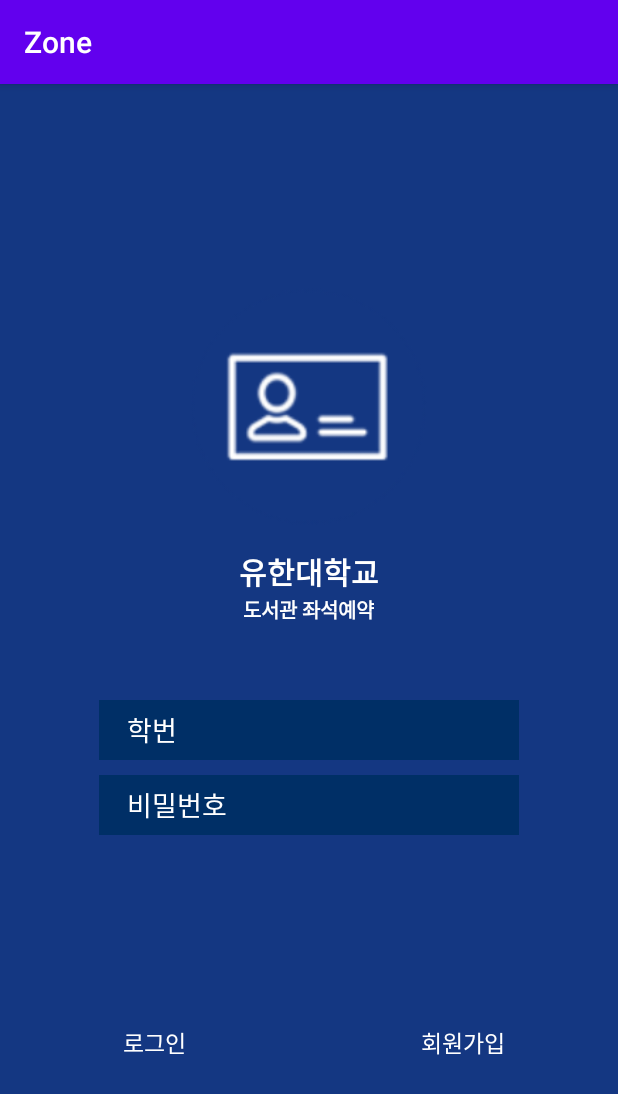
After one commit to hhh131/Y-Reservation-App, an Android app: the LoginActivity screen opened directly, with no data from a screen before it, on a phone screen of 412 x 824 dp. The commit adds this screen. Shown: the top 1094 px of the screen. Run offline under Robolectric (Android 15) with nearby library versions, the phone set to English and light mode, and no system bars; our stand-ins replace Firebase (no records; nobody signed in at launch, a user with empty details on screens opened directly).

Commit message:
메인화면 UI변경

```diff
--- /dev/null
+++ b/app/src/main/java/com/example/zone/LoginActivity.java
@@ -0,0 +1,97 @@
+package com.example.zone;
+
+import android.content.Intent;
+import android.os.Bundle;
+import android.util.Log;
+import android.view.View;
+import android.widget.Button;
+import android.widget.EditText;
+import android.widget.TextView;
+import android.widget.Toast;
+
+import androidx.annotation.NonNull;
+import androidx.appcompat.app.AppCompatActivity;
+import com.google.android.gms.tasks.OnCompleteListener;
+import com.google.android.gms.tasks.Task;
+import com.google.firebase.auth.AuthResult;
+import com.google.firebase.auth.FirebaseAuth;
+import com.google.firebase.auth.FirebaseUser;
+
+public class LoginActivity extends AppCompatActivity {
+    private FirebaseAuth mAuth;
+    private static final String TAG = "login";
+    EditText id,pwd;
+    Button loginbtn,joinbtn;
+    Intent intent;
+    @Override
+    protected void onCreate(Bundle savedInstanceState) {
+        super.onCreate(savedInstanceState);
+        setContentView(R.layout.activity_login);
+
+         loginbtn = (Button)findViewById(R.id.loginbtn);
+         joinbtn = (Button)findViewById(R.id.joinbtn);
+         id = (EditText)findViewById(R.id.id);
+        pwd = (EditText)findViewById(R.id.pwd);
+
+        mAuth = FirebaseAuth.getInstance();
+        joinbtn.setOnClickListener(new View.OnClickListener() {
+            @Override
+            public void onClick(View v) {
+                Intent intent = new Intent(LoginActivity.this, JoinActivity.class);
+                startActivity(intent);
+            }
+        });
+
+
+        joinbtn.setOnClickListener(new View.OnClickListener() {
+            @Override
+            public void onClick(View v) {
+                intent = new Intent(getApplicationContext(),JoinActivity.class);
+                startActivity(intent);
+            }
+        });
+
+
+
+
+
+
+
+        loginbtn.setOnClickListener(new View.OnClickListener() {
+            @Override
+            public void onClick(View v) {
+                if (id.getText().toString().equals("") && pwd.getText().toString().equals("")) {
+                        Toast toast = Toast.makeText(getApplicationContext(),"아이디 비밀번호를 입력하세요", Toast.LENGTH_SHORT);
+                    toast.show();
+                } else {
+
+
+                    mAuth.signInWithEmailAndPassword(id.getText().toString(), pwd.getText().toString())
+                            .addOnCompleteListener(LoginActivity.this, new OnCompleteListener<AuthResult>() {
+                                @Override
+                                public void onComplete(@NonNull Task<AuthResult> task) {
+                                    if (task.isSuccessful()) {
+                                        // Sign in success, update UI with the signed-in user's information
+                                        Log.d(TAG, "signInWithEmail:success");
+                                        FirebaseUser user = mAuth.getCurrentUser();
+
+                                        Intent intent = new Intent(LoginActivity.this, MainActivity.class);
+                                        startActivity(intent);
+                                        //updateUI(user);
+                                    } else {
+                                        // If sign in fails, display a message to the user.
+                                        Log.w(TAG, "signInWithEmail:failure", task.getException());
+                                        Toast.makeText(LoginActivity.this, "Authentication failed.",
+                                                Toast.LENGTH_SHORT).show();
+                                        //updateUI(null);
+                                    }
+
+                                    // ...
+                                }
+                            });
+                }
+            }
+        });
+
+    }
+}
--- a/app/src/main/res/layout/activity_login.xml
+++ b/app/src/main/res/layout/activity_login.xml
@@ -1,116 +1,121 @@
 <?xml version="1.0" encoding="utf-8"?>
-<LinearLayout xmlns:android="http://schemas.android.com/apk/res/android"
-    android:orientation="vertical" android:layout_width="match_parent"
+<androidx.constraintlayout.widget.ConstraintLayout xmlns:android="http://schemas.android.com/apk/res/android"
+    xmlns:app="http://schemas.android.com/apk/res-auto"
+    xmlns:tools="http://schemas.android.com/tools"
+    android:layout_width="match_parent"
     android:layout_height="match_parent"
-    android:paddingLeft="16dp"
-    android:paddingRight="16dp"
-    android:paddingTop="16dp">
+    tools:context=".LoginActivity">
+
+    <LinearLayout
+        android:id="@+id/linearLayout2"
+        android:layout_width="match_parent"
+        android:layout_height="match_parent"
+        android:background="#143782"
+        android:orientation="vertical"
+        app:layout_constraintBottom_toTopOf="parent"
+        app:layout_constraintEnd_toStartOf="parent"
+        app:layout_constraintStart_toStartOf="parent"
+        app:layout_constraintTop_toTopOf="parent">
+
+        <LinearLayout
+            android:layout_width="match_parent"
+            android:layout_height="wrap_content"
+            android:layout_marginTop="100dp"
+            android:background="#143782"
+            android:orientation="vertical">
+
+            <ImageView
+                android:layout_width="170dp"
+                android:layout_height="170dp"
+                android:layout_gravity="center"
+                android:layout_marginTop="30dp"
+                android:src="@drawable/membership" />
 
             <TextView
-        android:layout_width="match_parent"
+                android:layout_width="wrap_content"
                 android:layout_height="wrap_content"
                 android:layout_gravity="center"
+                android:layout_marginTop="10dp"
+                android:text="유한대학교"
+                android:textColor="#ffffff"
+                android:textSize="20dp"
+                android:textStyle="bold" />
+
+            <TextView
+                android:layout_width="wrap_content"
+                android:layout_height="wrap_content"
+                android:layout_gravity="center"
+                android:text="도서관 좌석예약"
+                android:textColor="#ffffff"
+                android:textSize="13dp"
+                android:textStyle="bold" />
+
+        </LinearLayout>
+
+        <LinearLayout
+            android:layout_width="match_parent"
+            android:layout_height="match_parent"
+            android:layout_marginTop="50dp"
             android:gravity="center"
-        android:text="어벤져스 채팅"
-        android:textColor="@android:color/holo_blue_dark"
-        android:layout_marginBottom="20dp"
-        android:textSize="24sp">
+            android:layout_weight="10"
+            android:orientation="vertical">
 
-
-    </TextView>
-
-    <ImageView
-        android:layout_width="150dp"
-        android:layout_height="150dp"
-        android:src="@drawable/iconfinder_google_talk_386715"
-        android:background="@null"
-        android:layout_gravity="center"
-        android:layout_marginBottom="20dp"
-
-        ></ImageView>
-
-        android:layout_width="match_parent"
-        android:layout_height="wrap_content"
-        android:layout_marginBottom="15dp">
 
             <EditText
                 android:id="@+id/id"
-            android:layout_width="match_parent"
-            android:layout_height="50dp"
-            android:hint="아이디"/>
-
-
-
-
-        android:layout_width="match_parent"
-        android:layout_height="wrap_content"
-        android:layout_marginBottom="15dp">
+                android:layout_width="280dp"
+                android:layout_height="40dp"
+                android:layout_gravity="center"
+                android:background="#002F66"
+                android:hint="    학번"
+                android:textColor="#ffffff"
+                android:textColorHint="#ffffff" />
 
             <EditText
                 android:id="@+id/pwd"
-            android:layout_width="match_parent"
-            android:layout_height="50dp"
-            android:hint="비밀번호"/>
+                android:layout_width="280dp"
+                android:layout_height="40dp"
+                android:layout_gravity="center"
+                android:layout_margin="10dp"
+                android:layout_marginTop="10dp"
+                android:background="#002F66"
+                android:hint="    비밀번호"
+                android:inputType="textPassword"
+                android:textColor="#ffffff"
+                android:textColorHint="#ffffff" />
 
 
-
-
-
+            <LinearLayout
+                android:layout_width="wrap_content"
+                android:layout_height="wrap_content"
+                android:orientation="horizontal"
+                android:layout_weight="2">
+                <Button
+                    android:id="@+id/loginbtn"
+                    style="?android:attr/borderlessButtonStyle"
+                    android:layout_width="280dp"
+                    android:layout_height="wrap_content"
+                    android:layout_gravity="center"
+                    android:layout_weight="1"
+                    android:background="#143782"
+                    android:text="로그인"
+                    android:textColor="#ffffff"
+                    android:textSize="15dp" />
 
                 <Button
-        android:id="@+id/login"
-        android:layout_width="match_parent"
-        android:layout_height="50dp"
-        android:background="@drawable/login_button1"
-        android:text="로그인"
-        android:drawableLeft="@drawable/drawable_buttonimg"
-        android:paddingStart="10dp"
-        android:paddingRight="30dp"
-        android:layout_marginBottom="15dp"
-        ></Button>
-
-    <TextView
-        android:layout_width="match_parent"
+                    android:id="@+id/joinbtn"
+                    style="?android:attr/borderlessButtonStyle"
+                    android:layout_width="280dp"
                     android:layout_height="wrap_content"
-        android:gravity="center"
-        android:text="OR"
-        android:layout_marginBottom="15dp"
-        ></TextView>
-
-    <Button
-        android:layout_width="match_parent"
-        android:layout_height="50dp"
-        android:background="@drawable/login_button"
-        android:layout_marginBottom="15dp"
-        android:text="일단 버튼(네이버로 로그인)"
-        ></Button>
-    <LinearLayout
-        android:layout_width="match_parent"
-        android:layout_height="wrap_content"
-        android:orientation="horizontal"
-        android:weightSum="10"
-        android:layout_marginBottom="15dp">
-        <TextView
-            android:id="@+id/pass"
-            android:layout_width="wrap_content"
-            android:layout_height="wrap_content"
-            android:gravity="center"
-            android:layout_weight="5"
-            android:text="비밀번호 찾기"
-            android:textColor="@android:color/background_dark"
-            ></TextView>
-
-        <TextView
-            android:id="@+id/join"
-            android:layout_width="wrap_content"
-            android:layout_height="wrap_content"
-            android:gravity="center"
-            android:layout_weight="5"
+                    android:layout_gravity="center"
+                    android:layout_weight="1"
+                    android:background="#143782"
                     android:text="회원가입"
-            android:textSize="24sp"
-            android:textColor="@android:color/holo_blue_dark"
-            ></TextView>
+                    android:textColor="#ffffff"
+                    android:textSize="15dp" />
+            </LinearLayout>
+        </LinearLayout>
 
     </LinearLayout>
 
-</LinearLayout>
+</androidx.constraintlayout.widget.ConstraintLayout>
```
Also changed, not shown: app/src/main/AndroidManifest.xml (+5 -6 lines), app/src/main/java/com/example/zone/JoinActivity.java (renamed from app/src/main/java/com/example/zone/Join.java, +9 -10 lines), app/src/main/java/com/example/zone/Main.java (added, +29 -0 lines), app/src/main/java/com/example/zone/MainActivity.java (+24 -2 lines), app/src/main/java/com/example/zone/login.java (deleted, +0 -72 lines), app/src/main/res/drawable-v24/ic_lock_open_black_24dp.xml (added, +9 -0 lines), app/src/main/res/layout/activity_join.xml (+74 -40 lines), app/src/main/res/layout/activity_main2.xml (added, +140 -0 lines), app/src/main/res/drawable-v24/lock.png (added), app/src/main/res/drawable-v24/membership.png (added), app/src/main/res/drawable-v24/reading_room.png (added). Lines whose indentation alone changed are shown as unchanged.
